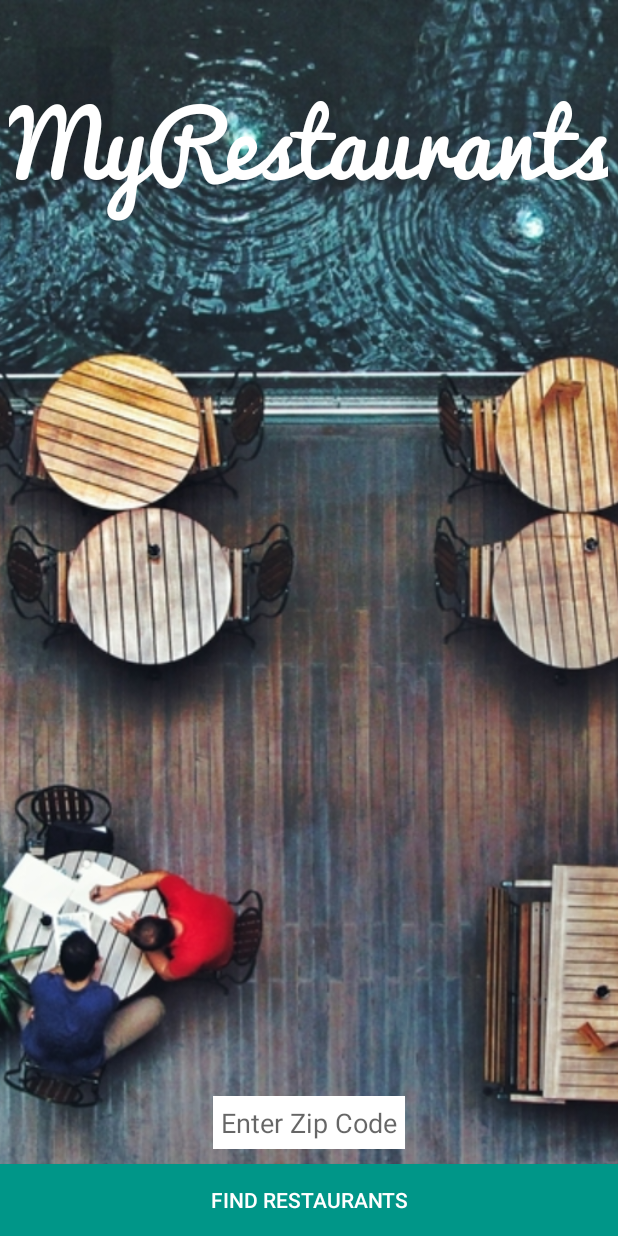
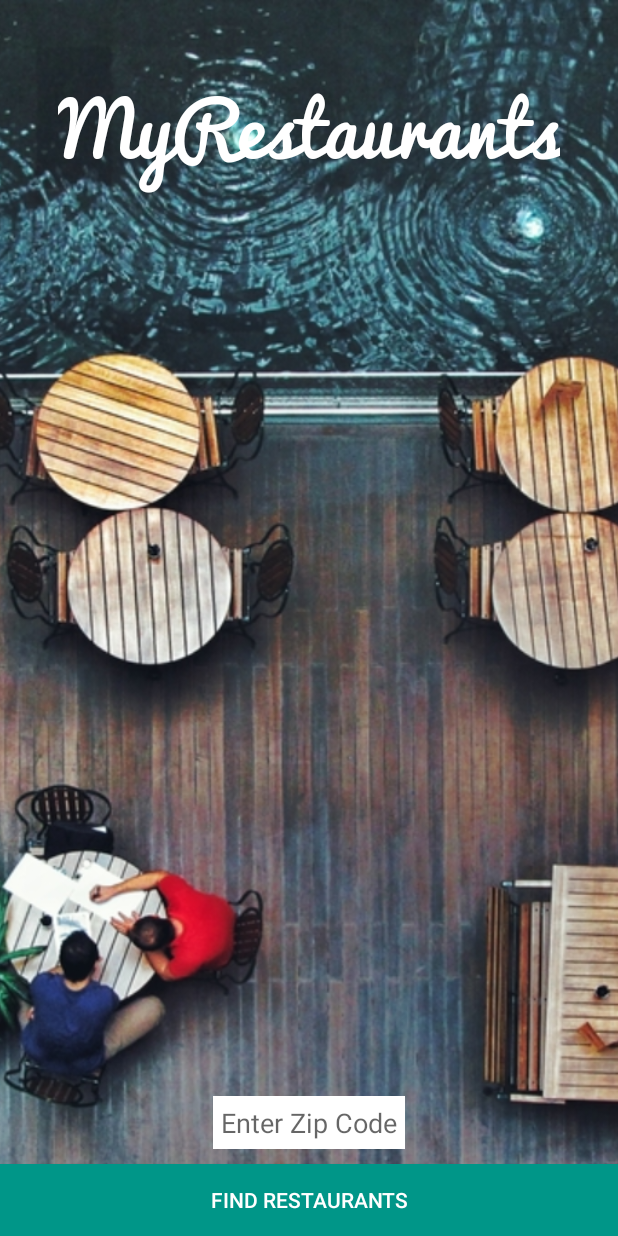
Before and after one commit to Edgarcho/MyRestaurants, an Android app: the screen it shows after launch (MainActivity), on a phone screen of 412 x 824 dp. Run offline under Robolectric (Android 15) with nearby library versions, the phone set to English and light mode, and no system bars; our stand-ins replace ButterKnife.

Commit message:
Refactor README.md

```diff
--- a/app/src/main/res/layout/activity_main.xml
+++ b/app/src/main/res/layout/activity_main.xml
@@ -21,7 +21,7 @@
         android:layout_marginTop="35dp"
         android:text="MyRestaurants"
         android:textColor="@color/colorTextIcons"
-        android:textSize="60sp"
+        android:textSize="50sp"
         android:textStyle="bold" />
 
     <EditText
```
Also changed, not shown: 1 other file.
